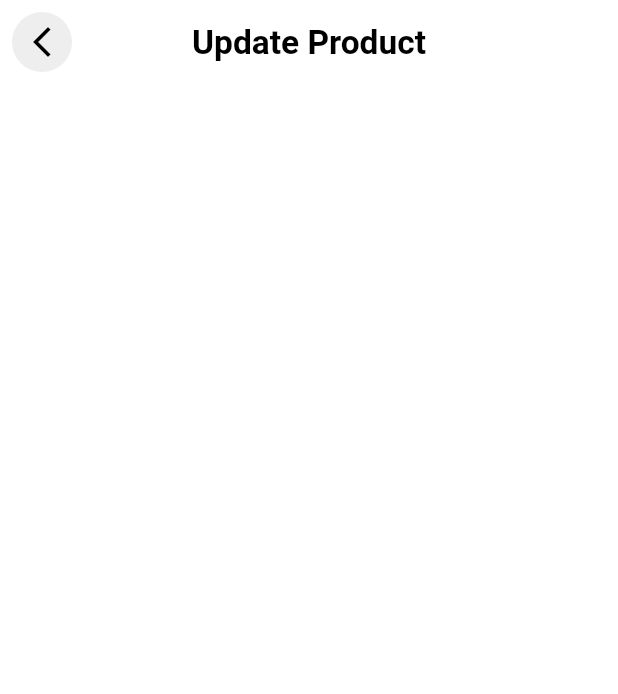
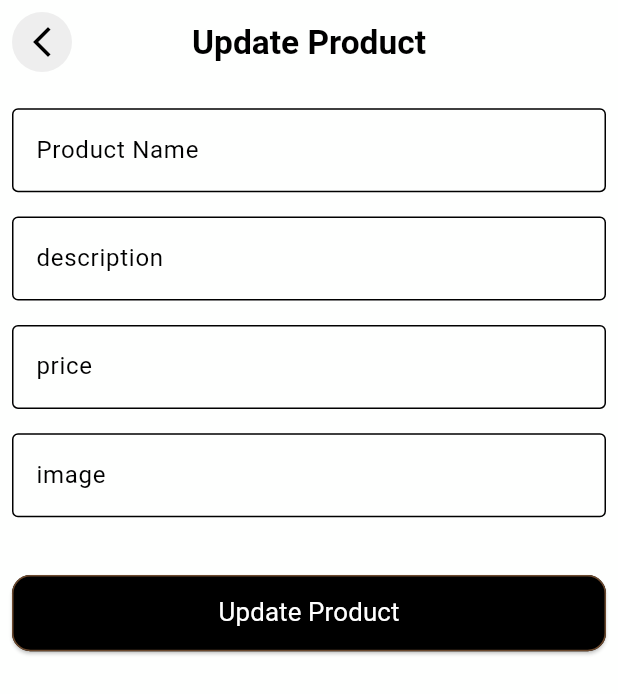
Before and after one commit to OmarGamalDev/Store-App, a Flutter app: the UpdateProductView screen opened by its route, on a phone screen of 412 x 824 dp. Shown: the top 694 px of the screen. Run offline on Flutter 3.47's test engine with Material 3 defaults, Android fonts, the phone set to English and light mode, and no system bars; our stand-ins replace cached_network_image, flutter_bloc, flutter_screenutil, font_awesome_flutter, top_snackbar_flutter; network calls fail.

Commit message:
Enhance UpdateProductViewBody with form fields for product details; add CustomButton and CustomTextField widgets for improved UI and functionality in product updates.

```diff
--- a/lib/core/constants/app_styles.dart
+++ b/lib/core/constants/app_styles.dart
@@ -1,5 +1,6 @@
 import 'package:flutter/material.dart';
 import 'package:flutter_screenutil/flutter_screenutil.dart';
+
 import 'app_colors.dart';
 
 class AppStyles {
@@ -25,8 +26,8 @@ class AppStyles {
   );
 
   static final TextStyle buttonText = TextStyle(
-    color: AppColors.primaryColor,
-    fontSize: 20.sp,
-    fontWeight: FontWeight.w600,
+    color: AppColors.whiteColor,
+    fontSize: 17.sp,
+    fontWeight: FontWeight.w400,
   );
 }
--- /dev/null
+++ b/lib/core/shared_widgets/custom_button.dart
@@ -0,0 +1,36 @@
+import 'package:flutter/material.dart';
+import 'package:flutter_screenutil/flutter_screenutil.dart';
+
+class CustomButton extends StatelessWidget {
+  const CustomButton({
+    super.key,
+    required this.onPressed,
+    required this.text,
+    required this.backgroundColor,
+    required this.height,
+    required this.width,
+    required this.style,
+  });
+  final VoidCallback onPressed;
+  final String text;
+  final Color backgroundColor;
+  final double height, width;
+  final TextStyle style;
+  @override
+  Widget build(BuildContext context) {
+    return SizedBox(
+      child: ElevatedButton(
+        style: ElevatedButton.styleFrom(
+           side: BorderSide(color: Color(0xff6c492d) ),
+          backgroundColor: backgroundColor,
+          shape: RoundedRectangleBorder(
+            borderRadius: BorderRadius.circular(12.r),
+          ),
+          minimumSize: Size(width, height),
+        ),
+        onPressed: onPressed,
+        child: Text(text,style: style),
+      ),
+    );
+  }
+}
--- /dev/null
+++ b/lib/core/shared_widgets/custom_text_form_field.dart
@@ -0,0 +1,44 @@
+import 'package:flutter/material.dart';
+import 'package:flutter_screenutil/flutter_screenutil.dart';
+
+class CustomTextField extends StatelessWidget {
+  const CustomTextField({
+    super.key,
+    required this.hintText,
+    required this.onChanged,
+    this.obscureText = false,
+    this.suffixIcon,
+    required this.keyboardType,
+  });
+  final String hintText;
+  final Function(String) onChanged;
+  final bool obscureText;
+  final Widget? suffixIcon;
+  final TextInputType keyboardType ;
+  @override
+  Widget build(BuildContext context) {
+    return Padding(
+      padding: EdgeInsets.only(top: 8.h, bottom: 8.h),
+      child: TextField(
+        obscureText: obscureText,
+        keyboardType: keyboardType,
+        onChanged: onChanged,
+        style: TextStyle(color: Colors.black, fontFamily: "Roboto"),
+        decoration: InputDecoration(
+          hintText: hintText,
+          hintStyle: const TextStyle(color: Colors.black),
+          focusedBorder: OutlineInputBorder(
+            borderSide: const BorderSide(color: Colors.amber),
+          ),
+          enabledBorder: OutlineInputBorder(
+            borderSide: const BorderSide(color: Colors.black),
+          ),
+          border: OutlineInputBorder(
+            borderSide: const BorderSide(color: Colors.black),
+          ),
+          suffixIcon: suffixIcon,
+        ),
+      ),
+    );
+  }
+}
--- a/lib/features/home/presentation/views/widgets/update_product_view_body.dart
+++ b/lib/features/home/presentation/views/widgets/update_product_view_body.dart
@@ -1,10 +1,60 @@
 import 'package:flutter/material.dart';
+import 'package:flutter_screenutil/flutter_screenutil.dart';
+import 'package:store_app/core/constants/app_styles.dart';
+import 'package:store_app/core/shared_widgets/custom_button.dart';
+import 'package:store_app/core/shared_widgets/custom_text_form_field.dart';
 
 class UpdateProductViewBody extends StatelessWidget {
-  const UpdateProductViewBody({super.key});
-
+  UpdateProductViewBody({super.key});
+  String? productName, description, image;
+  int? price;
   @override
   Widget build(BuildContext context) {
-    return Column(children: []);
+    return SingleChildScrollView(
+      child: Padding(
+        padding: const EdgeInsets.all(8.0),
+        child: Column(
+          children: [
+            CustomTextField(
+              hintText: 'Product Name',
+              keyboardType: TextInputType.text,
+              onChanged: (data) {
+                productName = data;
+              },
+            ),
+            CustomTextField(
+              hintText: 'description',
+              keyboardType: TextInputType.text,
+              onChanged: (data) {
+                description = data;
+              },
+            ),
+            CustomTextField(
+              hintText: 'price',
+              keyboardType: TextInputType.number,
+              onChanged: (data) {
+                price = int.tryParse(data);
+              },
+            ),
+            CustomTextField(
+              hintText: 'image',
+              keyboardType: TextInputType.text,
+              onChanged: (data) {
+                image = data;
+              },
+            ),
+            SizedBox(height: 30.h),
+            CustomButton(
+              onPressed: () {},
+              text: 'Update Product',
+              backgroundColor: Colors.black,
+              height: 50.h,
+              width: double.infinity,
+              style: AppStyles.buttonText,
+            ),
+          ],
+        ),
+      ),
+    );
   }
 }
```
